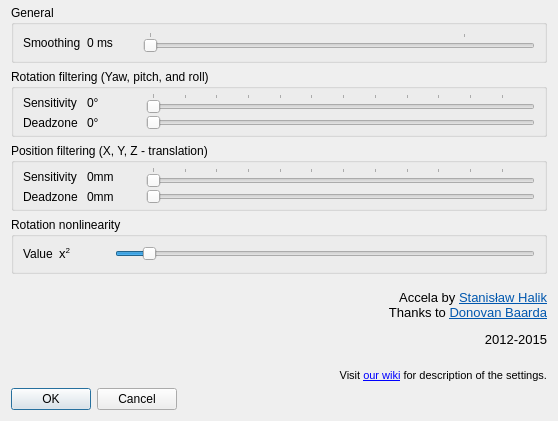
First picture: the form in filter-accela/ftnoir_accela_filtercontrols.ui, repository opentrack/opentrack, before the edit.
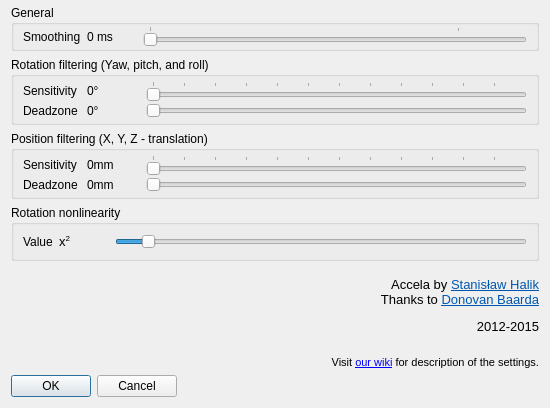
Second picture: the form after the edit. Icons and pictures are not drawn.

Commit message:
gui: prevent stderr whining on setting dialog fixed size
Adjust dialogs.

```diff
--- a/filter-accela/ftnoir_accela_filtercontrols.ui
+++ b/filter-accela/ftnoir_accela_filtercontrols.ui
@@ -9,10 +9,16 @@
    <rect>
     <x>0</x>
     <y>0</y>
-    <width>558</width>
-    <height>421</height>
+    <width>550</width>
+    <height>408</height>
    </rect>
   </property>
+  <property name="sizePolicy">
+   <sizepolicy hsizetype="Fixed" vsizetype="Fixed">
+    <horstretch>0</horstretch>
+    <verstretch>0</verstretch>
+   </sizepolicy>
+  </property>
   <property name="windowTitle">
    <string>Filter settings</string>
   </property>
```
The commit also changes 4 other files.
